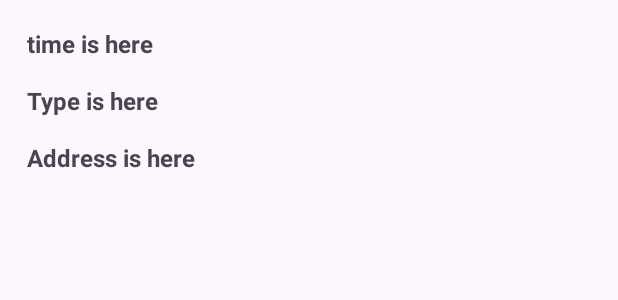
After one commit to tabbas97/CS5520-group-project, an Android app: the layout activity_nearby_report_list_view.xml on its own in the app's theme, with its tools: preview values and no code run, on a phone screen of 412 x 824 dp. The commit adds this screen. Shown: the top 300 px of the screen. Run offline under Robolectric (Android 15) with nearby library versions, the phone set to English and light mode, and no system bars.

Commit message:
add reports nearby page with static data

```diff
--- a/app/src/main/java/edu/northeastern/g15finalproject/Report.java
+++ b/app/src/main/java/edu/northeastern/g15finalproject/Report.java
@@ -76,4 +76,8 @@ public class Report {
     public Boolean getTesting() {
         return this.isTesting;
     }
+
+    public String getFullAddress() {
+        return street_address + ", " + city + ", " + state + ", " + zipcode;
+    }
 }
--- a/app/src/main/java/edu/northeastern/g15finalproject/ReportMenuActivity.java
+++ b/app/src/main/java/edu/northeastern/g15finalproject/ReportMenuActivity.java
@@ -24,4 +24,7 @@ public class ReportMenuActivity extends AppCompatActivity {
     public void createReport(View view) {
         startActivity(new Intent(this, ReportActivity.class));
     }
+    public void showReportNearby(View view) {
+        startActivity(new Intent(this, ReportNearbyActivity.class));
+    }
 }
--- /dev/null
+++ b/app/src/main/res/layout/activity_nearby_report_list_view.xml
@@ -0,0 +1,37 @@
+<?xml version="1.0" encoding="utf-8"?>
+<LinearLayout xmlns:android="http://schemas.android.com/apk/res/android"
+    xmlns:app="http://schemas.android.com/apk/res-auto"
+    xmlns:tools="http://schemas.android.com/tools"
+    android:layout_width="match_parent"
+    android:layout_height="match_parent"
+    android:orientation="vertical"
+    android:layout_margin="10dp">
+    <TextView
+        android:layout_width="match_parent"
+        android:layout_height="wrap_content"
+        android:id="@+id/time_card"
+        android:text="time is here"
+        android:layout_margin="8dp"
+        android:textStyle="bold"
+        android:textSize="16dp"
+        />
+    <TextView
+        android:layout_width="match_parent"
+        android:layout_height="wrap_content"
+        android:id="@+id/type_card"
+        android:text="Type is here"
+        android:layout_margin="8dp"
+        android:textStyle="bold"
+        android:textSize="16dp"
+        />
+    <TextView
+        android:layout_width="match_parent"
+        android:layout_height="wrap_content"
+        android:id="@+id/address_card"
+        android:text="Address is here"
+        android:layout_margin="8dp"
+        android:textStyle="bold"
+        android:textSize="16dp"
+        />
+
+</LinearLayout>
--- a/app/src/main/res/layout/activity_report_menu.xml
+++ b/app/src/main/res/layout/activity_report_menu.xml
@@ -22,6 +22,7 @@
         android:id="@+id/nearbyReport"
         android:layout_width="wrap_content"
         android:layout_height="wrap_content"
+        android:onClick="showReportNearby"
         android:text="Nearby report"
         app:layout_constraintBottom_toBottomOf="parent"
         app:layout_constraintEnd_toEndOf="@+id/newReport"
```
Also changed, not shown: app/src/main/AndroidManifest.xml (+10 -4 lines), app/src/main/java/edu/northeastern/g15finalproject/NearbyReportAdapter.java (added, +79 -0 lines), app/src/main/java/edu/northeastern/g15finalproject/ReportNearbyActivity.java (added, +257 -0 lines), app/src/main/res/layout/activity_report_nearby.xml (added, +37 -0 lines).
